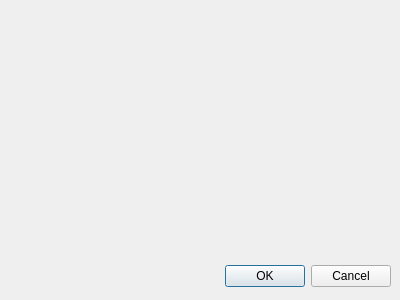
First picture: the form in src/settings/settings.ui, repository folfix/elevator-manager, before the edit.
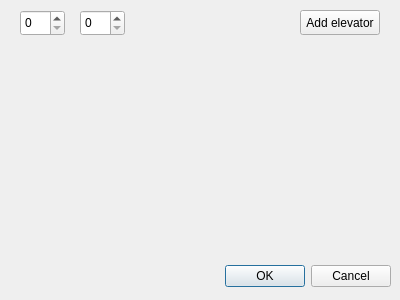
Second picture: the form after the edit.

The edit to the form file:
```diff
--- a/src/settings/settings.ui
+++ b/src/settings/settings.ui
@@ -29,6 +29,39 @@
     <set>QDialogButtonBox::Cancel|QDialogButtonBox::Ok</set>
    </property>
   </widget>
+  <widget class="QSpinBox" name="minFloorInput">
+   <property name="geometry">
+    <rect>
+     <x>20</x>
+     <y>10</y>
+     <width>45</width>
+     <height>26</height>
+    </rect>
+   </property>
+  </widget>
+  <widget class="QSpinBox" name="maxFloorInput">
+   <property name="geometry">
+    <rect>
+     <x>80</x>
+     <y>10</y>
+     <width>45</width>
+     <height>26</height>
+    </rect>
+   </property>
+  </widget>
+  <widget class="QPushButton" name="addElevatorButton">
+   <property name="geometry">
+    <rect>
+     <x>300</x>
+     <y>10</y>
+     <width>80</width>
+     <height>25</height>
+    </rect>
+   </property>
+   <property name="text">
+    <string>Add elevator</string>
+   </property>
+  </widget>
  </widget>
  <resources/>
  <connections>
```
